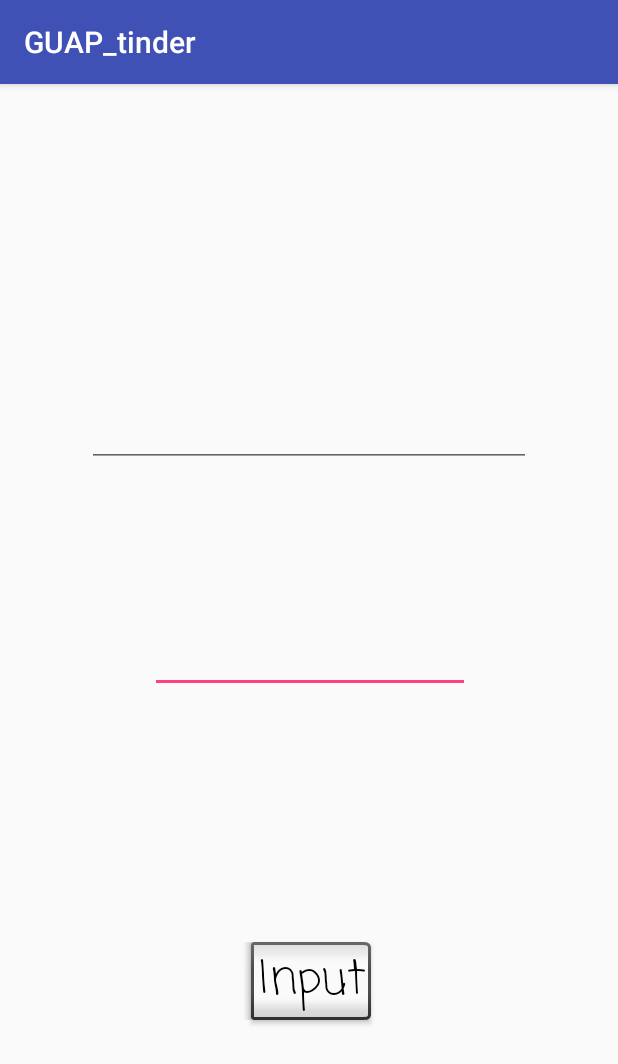
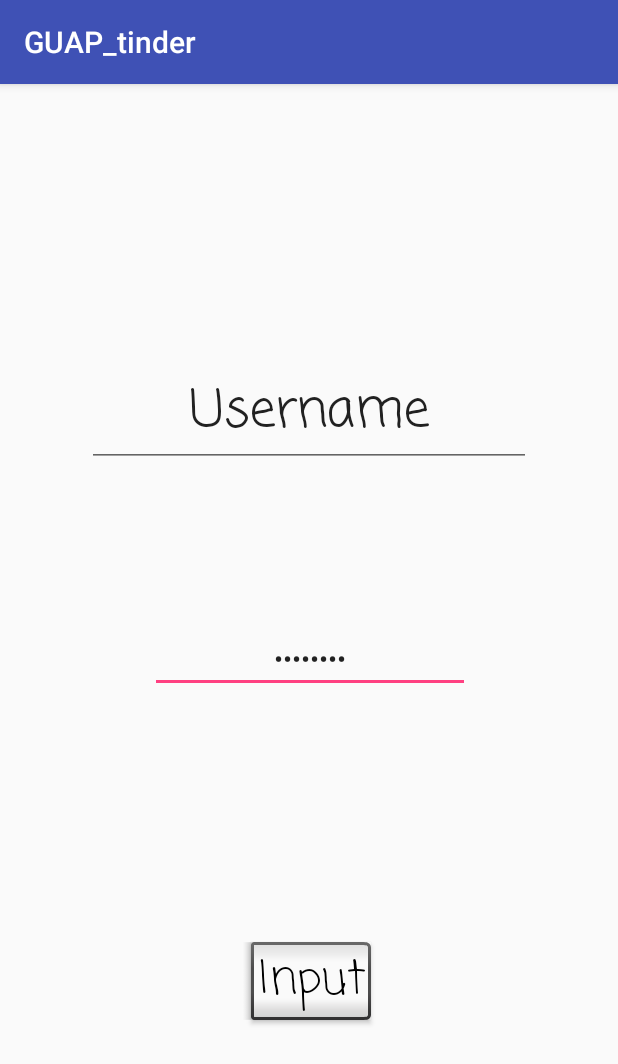
Before and after one commit to hardkorchik/MyApplication, an Android app: the screen it shows after launch (Home), on a phone screen of 412 x 824 dp. Shown: the top 1064 px of the screen. Run offline under Robolectric (Android 15) with nearby library versions, the phone set to English and light mode, and no system bars.

Commit message:
GUI fixed

```diff
--- a/app/src/main/res/layout/activity_home.xml
+++ b/app/src/main/res/layout/activity_home.xml
@@ -31,7 +31,7 @@
             app:layout_constraintBottom_toTopOf="@+id/button" app:layout_constraintHorizontal_bias="0.503"
             android:textAlignment="center" android:layout_marginTop="8dp"
             app:layout_constraintTop_toBottomOf="@+id/editText2" app:layout_constraintVertical_bias="0.387"
-            tools:text="password"/>
+            android:text="password"/>
     <EditText
             android:layout_width="296dp"
             android:layout_height="71dp"
@@ -42,8 +42,8 @@
             android:layout_marginBottom="8dp" android:layout_marginRight="8dp"
             app:layout_constraintRight_toRightOf="parent" android:layout_marginLeft="8dp"
             app:layout_constraintLeft_toLeftOf="parent"
-            app:layout_constraintVertical_bias="0.259" tools:text="Username"
+            app:layout_constraintVertical_bias="0.259"
             android:textAppearance="@style/TextAppearance.AppCompat.Display1"
-            android:fontFamily="casual" android:textAlignment="center"/>
+            android:fontFamily="casual" android:textAlignment="center" android:text="Username"/>
 
 </android.support.constraint.ConstraintLayout>
```
Also changed, not shown: 28 other files.
